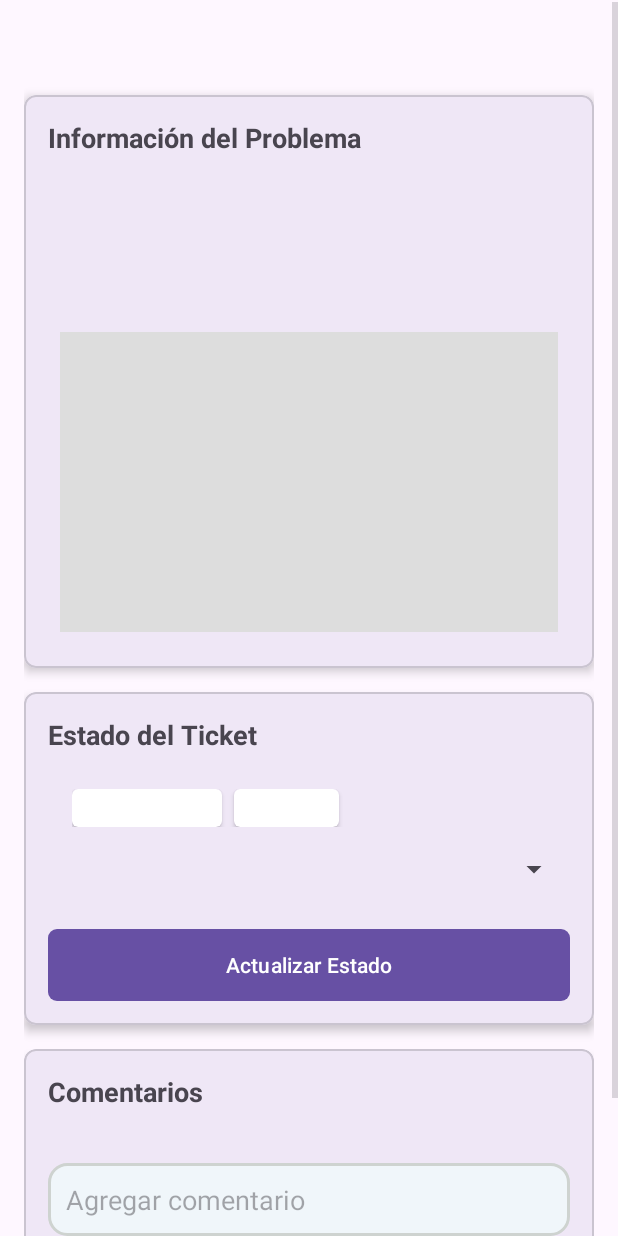
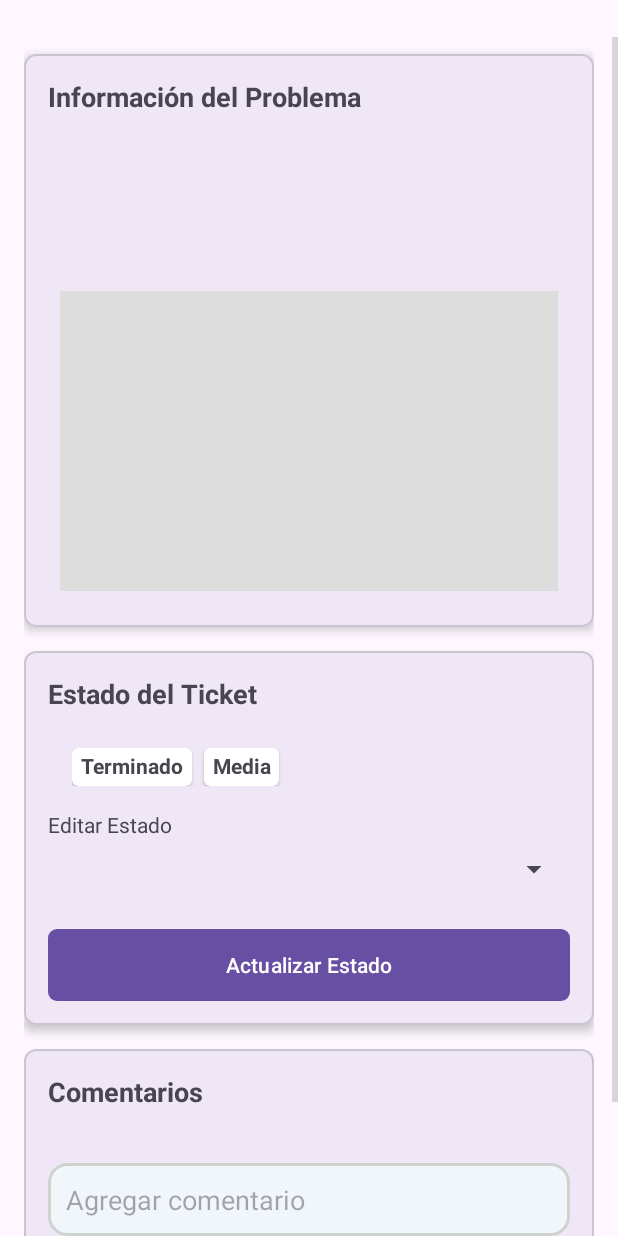
Before and after one commit to tottixd123/Generador, an Android app: the layout activity_trabajador_ticket_detail.xml on its own in the app's theme, with its tools: preview values and no code run, on a phone screen of 412 x 824 dp. Run offline under Robolectric (Android 15) with nearby library versions, the phone set to English and light mode, and no system bars.

```diff
--- a/app/src/main/java/com/example/gemerador/Nuevo_Registro/Nuevo_Registro.java
+++ b/app/src/main/java/com/example/gemerador/Nuevo_Registro/Nuevo_Registro.java
@@ -41,8 +41,8 @@
     );
     // Lista de cargos
     private final List<String> cargos = Arrays.asList(
-            "Jefe",
-            "Personal de Apoyo",
+            "Jefe de Área",
+            "Secretario/a",
             "Otro"
     );
 
--- a/app/src/main/res/layout/activity_auto_crear_usuario.xml
+++ b/app/src/main/res/layout/activity_auto_crear_usuario.xml
@@ -67,7 +67,7 @@
                     android:layout_width="wrap_content"
                     android:layout_height="wrap_content"
 
-                    android:textColor="@android:color/holo_red_dark"
+                    android:textColor="#FFFFFF"
                     android:textSize="20sp"
                     android:textStyle="bold"
                     tools:layout_editor_absoluteX="0dp" />
--- a/app/src/main/res/layout/activity_trabajador_ticket_detail.xml
+++ b/app/src/main/res/layout/activity_trabajador_ticket_detail.xml
@@ -103,7 +103,7 @@
                     android:padding="16dp">
 
                     <androidx.cardview.widget.CardView
-                        android:layout_width="100dp"
+                        android:layout_width="80dp"
                         android:layout_height="25dp"
                         android:layout_marginEnd="8dp"
                         app:cardCornerRadius="4dp">
@@ -112,14 +112,15 @@
                             android:id="@+id/tvStatus"
                             android:layout_width="match_parent"
                             android:layout_height="wrap_content"
-                            android:paddingStart="16dp"
+                            android:paddingStart="6dp"
                             android:paddingTop="2dp"
+                            android:text="Terminado"
                             android:textStyle="bold"
                             android:layout_marginBottom="8dp" />
                     </androidx.cardview.widget.CardView>
 
                     <androidx.cardview.widget.CardView
-                        android:layout_width="70dp"
+                        android:layout_width="50dp"
                         android:layout_height="25dp"
                         android:layout_marginEnd="8dp"
                         app:cardCornerRadius="4dp">
@@ -128,14 +129,20 @@
                             android:id="@+id/tvPriority"
                             android:layout_width="match_parent"
                             android:layout_height="wrap_content"
-
+                            android:text="Media"
                             android:paddingTop="2dp"
-                            android:paddingStart="16dp"
+                            android:paddingStart="6dp"
                             android:textStyle="bold"
                             android:layout_marginBottom="8dp" />
                     </androidx.cardview.widget.CardView>
 
                 </LinearLayout>
+
+                <TextView
+                    android:layout_width="wrap_content"
+                    android:layout_height="wrap_content"
+                    android:layout_marginBottom="8dp"
+                    android:text="Editar Estado" />
 
                 <Spinner
                     android:id="@+id/spinnerStatus"
--- a/app/src/main/res/layout/item_ticket.xml
+++ b/app/src/main/res/layout/item_ticket.xml
@@ -36,7 +36,7 @@
                 android:layout_width="wrap_content"
                 android:layout_height="wrap_content"
                 android:textStyle="bold"
-                android:textSize="16sp"
+                android:textSize="14sp"
                 android:layout_marginTop="4dp"
                 android:textColor="@android:color/black"/>
 
@@ -45,7 +45,7 @@
                 android:layout_width="wrap_content"
                 android:layout_height="wrap_content"
                 android:textStyle="bold"
-                android:textSize="16sp"
+                android:textSize="14sp"
                 android:layout_marginTop="4dp"
                 android:textColor="@android:color/black"/>
             <TextView
@@ -54,7 +54,7 @@
                 android:layout_height="wrap_content"
                 android:layout_marginTop="4dp"
                 android:textColor="@color/black"
-                android:textSize="12sp"/>
+                android:textSize="14sp"/>
         </LinearLayout>
 
         <!-- Resto del contenido del ticket -->
```
